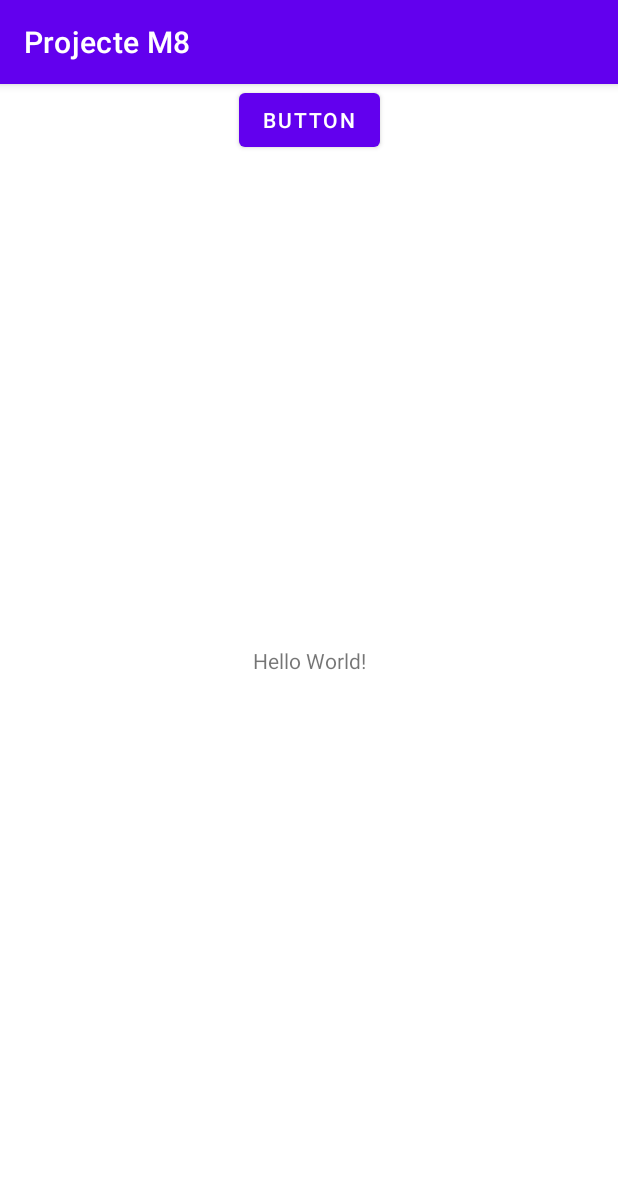
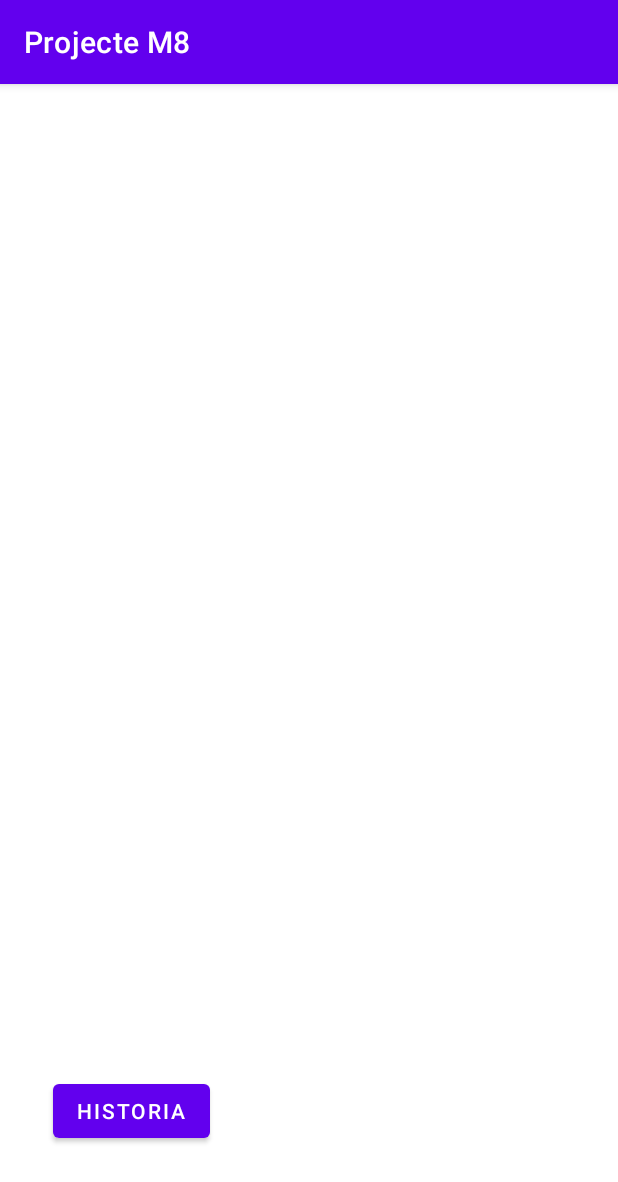
Before and after one commit to MiquelAngelMontero/Projecte-M8, an Android app: the screen it shows after launch (MainActivity), on a phone screen of 412 x 824 dp. Shown: the top 1182 px of the screen. Run offline under Robolectric (Android 15) with nearby library versions, the phone set to English and light mode, and no system bars.

Commit message:
btnHistoria

```diff
--- a/app/src/main/java/com/example/projectem8/MainActivity.java
+++ b/app/src/main/java/com/example/projectem8/MainActivity.java
@@ -2,7 +2,9 @@ package com.example.projectem8;
 
 import androidx.appcompat.app.AppCompatActivity;
 
+import android.content.Intent;
 import android.os.Bundle;
+import android.view.View;
 
 public class MainActivity extends AppCompatActivity {
 
@@ -11,4 +13,9 @@ public class MainActivity extends AppCompatActivity {
         super.onCreate(savedInstanceState);
         setContentView(R.layout.activity_main);
     }
+
+    public void btnHistoria (View view){
+        Intent atras = new Intent(this, Historia_Orgue.class);
+        startActivity(atras);
+    }
 }
--- a/app/src/main/res/layout/activity_main.xml
+++ b/app/src/main/res/layout/activity_main.xml
@@ -6,22 +6,14 @@
     android:layout_height="match_parent"
     tools:context=".MainActivity">
 
-    <TextView
+    <Button
+        android:id="@+id/btnHistoria"
         android:layout_width="wrap_content"
         android:layout_height="wrap_content"
-        android:text="Hello World!"
+        android:layout_marginStart="35dp"
+        android:layout_marginBottom="59dp"
+        android:onClick="btnHistoria"
+        android:text="Historia"
         app:layout_constraintBottom_toBottomOf="parent"
-        app:layout_constraintEnd_toEndOf="parent"
-        app:layout_constraintStart_toStartOf="parent"
-        app:layout_constraintTop_toTopOf="parent" />
-
-    <Button
-        android:id="@+id/button"
-        android:layout_width="wrap_content"
-        android:layout_height="wrap_content"
-        android:text="Button"
-        app:layout_constraintEnd_toEndOf="parent"
-        app:layout_constraintStart_toStartOf="parent"
-        tools:layout_editor_absoluteY="224dp" />
-
+        app:layout_constraintStart_toStartOf="parent" />
 </androidx.constraintlayout.widget.ConstraintLayout>
```
